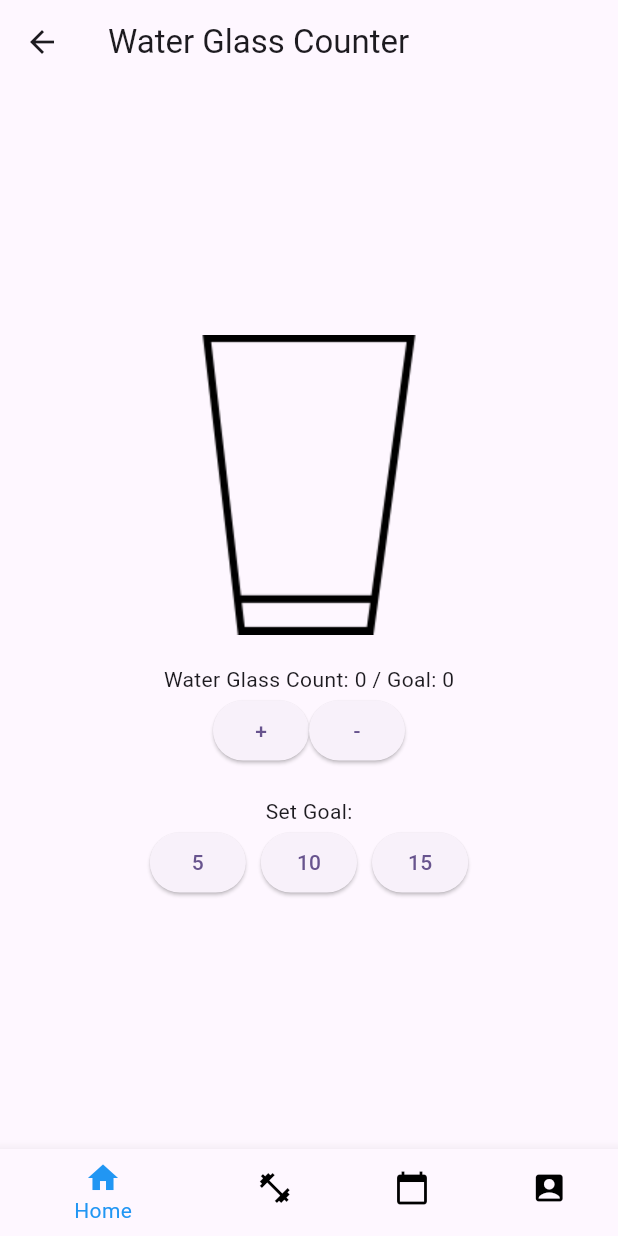
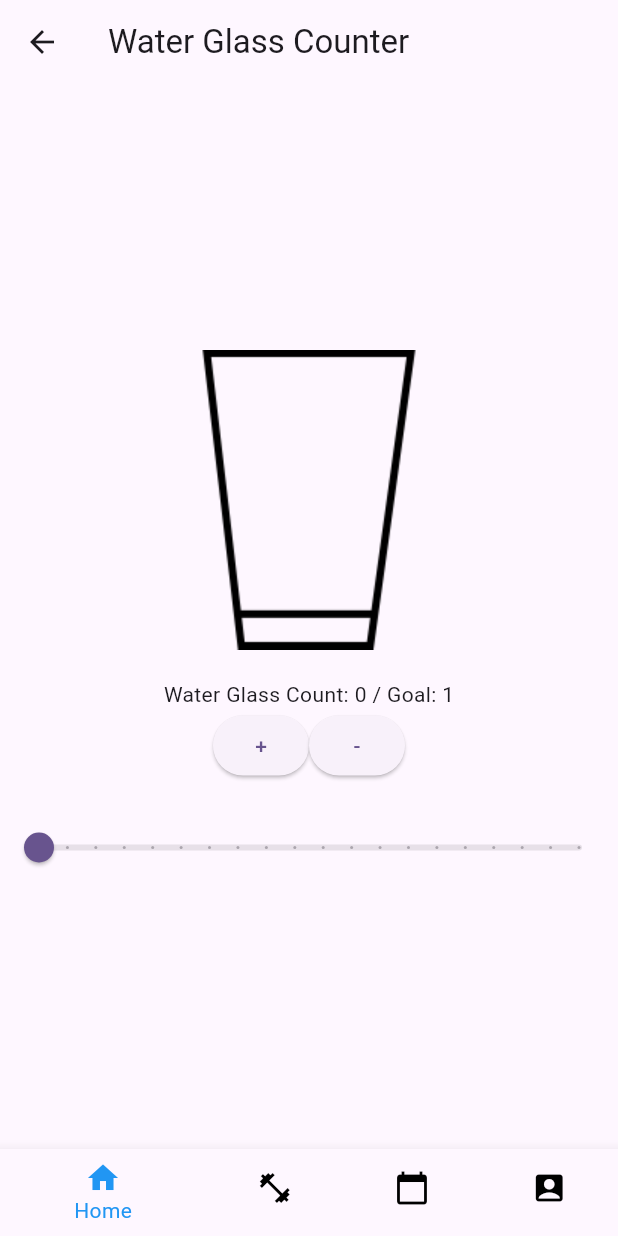
Before and after one commit to mateuszkasprzak94/fitness_prodigy, a Flutter app: the WaterGlassCounterPage screen opened directly, on a phone screen of 412 x 824 dp. Run offline on Flutter 3.47's test engine with Material 2 defaults, Android fonts, the phone set to English and light mode, and no system bars; our stand-ins replace firebase_auth, firebase_core, google_fonts; accounts and stored records are empty.

Commit message:
Customize Water Glass Counter Page with Slider

```diff
--- a/lib/app/after login plus features/water_glass_counter/water_glass_counter_page.dart
+++ b/lib/app/after login plus features/water_glass_counter/water_glass_counter_page.dart
@@ -20,7 +20,7 @@ class _WaterGlassCounterPageState extends State<WaterGlassCounterPage> {
   var currentIndex = 0;
   var waterGlassCount = 0;
   var goalReached = false;
-  var goal = 0;
+  var goal = 1;
 
   void _incrementWaterGlassCount() {
     setState(() {
@@ -42,17 +42,6 @@ class _WaterGlassCounterPageState extends State<WaterGlassCounterPage> {
     });
   }
 
-  void _setGoal(int newGoal) {
-    setState(() {
-      goal = newGoal;
-      if (waterGlassCount >= goal) {
-        goalReached = true;
-      } else {
-        goalReached = false;
-      }
-    });
-  }
-
   @override
   Widget build(BuildContext context) {
     return Scaffold(
@@ -66,10 +55,23 @@ class _WaterGlassCounterPageState extends State<WaterGlassCounterPage> {
           mainAxisAlignment: MainAxisAlignment.center,
           children: [
             goalReached
-                ? Image.asset(
-                    'images/water glass.png',
-                    width: 200,
-                    height: 200,
+                ? Column(
+                    children: [
+                      Image.asset(
+                        'images/water glass.png',
+                        width: 200,
+                        height: 200,
+                      ),
+                      const SizedBox(height: 10),
+                      const Text(
+                        'GOAL REACHED!',
+                        style: TextStyle(
+                          color: Colors.green,
+                          fontWeight: FontWeight.bold,
+                          fontSize: 18,
+                        ),
+                      ),
+                    ],
                   )
                 : Image.asset(
                     'images/empty.png',
@@ -94,25 +96,17 @@ class _WaterGlassCounterPageState extends State<WaterGlassCounterPage> {
               ],
             ),
             const SizedBox(height: 20),
-            const Text('Set Goal:'),
-            Row(
-              mainAxisAlignment: MainAxisAlignment.center,
-              children: [
-                ElevatedButton(
-                  onPressed: () => _setGoal(5),
-                  child: const Text('5'),
-                ),
-                const SizedBox(width: 10),
-                ElevatedButton(
-                  onPressed: () => _setGoal(10),
-                  child: const Text('10'),
-                ),
-                const SizedBox(width: 10),
-                ElevatedButton(
-                  onPressed: () => _setGoal(15),
-                  child: const Text('15'),
-                ),
-              ],
+            Slider(
+              onChanged: (newValue) {
+                setState(() {
+                  goal = newValue.toInt();
+                });
+              },
+              value: goal.toDouble(),
+              min: 1.0,
+              max: 20.0,
+              divisions: 19,
+              label: goal.toString(),
             ),
           ],
         ),
```
